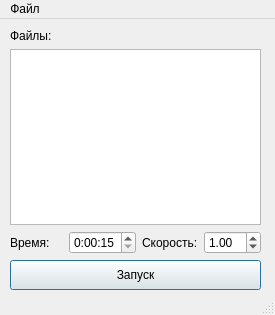
Rast1234/MathMech.Psychology, file mainwindow.ui: the form before one commit.
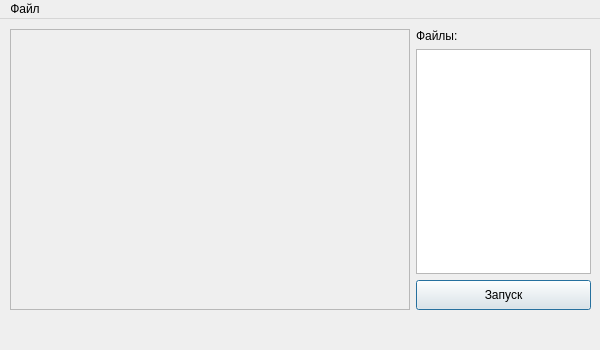
The form after the commit.

Commit message: Design changed: video panel added

What changed in the file:
```diff
--- a/mainwindow.ui
+++ b/mainwindow.ui
@@ -6,10 +6,28 @@
    <rect>
     <x>0</x>
     <y>0</y>
-    <width>275</width>
-    <height>315</height>
+    <width>600</width>
+    <height>350</height>
    </rect>
   </property>
+  <property name="sizePolicy">
+   <sizepolicy hsizetype="Fixed" vsizetype="Fixed">
+    <horstretch>0</horstretch>
+    <verstretch>0</verstretch>
+   </sizepolicy>
+  </property>
+  <property name="minimumSize">
+   <size>
+    <width>600</width>
+    <height>350</height>
+   </size>
+  </property>
+  <property name="maximumSize">
+   <size>
+    <width>600</width>
+    <height>350</height>
+   </size>
+  </property>
   <property name="windowTitle">
    <string>MainWindow</string>
   </property>
@@ -19,93 +37,60 @@
      <rect>
       <x>10</x>
       <y>10</y>
-      <width>251</width>
-      <height>261</height>
+      <width>581</width>
+      <height>281</height>
      </rect>
     </property>
-    <layout class="QVBoxLayout" name="verticalLayout">
+    <layout class="QHBoxLayout" name="main_horizontal">
      <item>
-      <widget class="QLabel" name="label">
-       <property name="text">
-        <string>Файлы:</string>
+      <widget class="QFrame" name="vframe">
+       <property name="sizePolicy">
+        <sizepolicy hsizetype="Preferred" vsizetype="Preferred">
+         <horstretch>0</horstretch>
+         <verstretch>0</verstretch>
+        </sizepolicy>
+       </property>
+       <property name="minimumSize">
+        <size>
+         <width>400</width>
+         <height>150</height>
+        </size>
+       </property>
+       <property name="frameShape">
+        <enum>QFrame::StyledPanel</enum>
+       </property>
+       <property name="frameShadow">
+        <enum>QFrame::Raised</enum>
+       </property>
+       <property name="lineWidth">
+        <number>1</number>
        </property>
       </widget>
      </item>
      <item>
-      <widget class="QListWidget" name="fileList">
-       <property name="styleSheet">
-        <string notr="true">QListWidget::item { 
+      <layout class="QVBoxLayout" name="menu_vertical">
+       <property name="sizeConstraint">
+        <enum>QLayout::SetDefaultConstraint</enum>
+       </property>
+       <item>
+        <widget class="QLabel" name="fileListlabel">
+         <property name="text">
+          <string>Файлы:</string>
+         </property>
+        </widget>
+       </item>
+       <item>
+        <widget class="QListWidget" name="fileList">
+         <property name="styleSheet">
+          <string notr="true">QListWidget::item { 
 	padding-top: 10px;
 }</string>
-       </property>
-      </widget>
-     </item>
-     <item>
-      <layout class="QHBoxLayout" name="horizontalLayout">
-       <item>
-        <widget class="QLabel" name="label_2">
-         <property name="text">
-          <string>Время:</string>
          </property>
         </widget>
        </item>
        <item>
-        <widget class="QTimeEdit" name="timeInput">
-         <property name="specialValueText">
-          <string/>
-         </property>
-         <property name="maximumTime">
-          <time>
-           <hour>0</hour>
-           <minute>10</minute>
-           <second>0</second>
-          </time>
-         </property>
-         <property name="currentSection">
-          <enum>QDateTimeEdit::MinuteSection</enum>
-         </property>
-         <property name="displayFormat">
-          <string>H:mm:ss</string>
-         </property>
-         <property name="currentSectionIndex">
-          <number>1</number>
-         </property>
-         <property name="time">
-          <time>
-           <hour>0</hour>
-           <minute>0</minute>
-           <second>15</second>
-          </time>
-         </property>
-        </widget>
+        <layout class="QHBoxLayout" name="menu_controls"/>
        </item>
-       <item>
-        <widget class="QLabel" name="label_3">
-         <property name="text">
-          <string>Скорость:</string>
-         </property>
-        </widget>
-       </item>
-       <item>
-        <widget class="QDoubleSpinBox" name="speedInput">
-         <property name="minimum">
-          <double>0.000000000000000</double>
-         </property>
-         <property name="maximum">
-          <double>10.000000000000000</double>
-         </property>
-         <property name="singleStep">
-          <double>0.100000000000000</double>
-         </property>
-         <property name="value">
-          <double>1.000000000000000</double>
-         </property>
-        </widget>
-       </item>
-      </layout>
-     </item>
-     <item>
-      <layout class="QHBoxLayout" name="horizontalLayout_2">
        <item>
         <widget class="QPushButton" name="launchButton">
          <property name="sizePolicy">
@@ -147,7 +132,7 @@
     <rect>
      <x>0</x>
      <y>0</y>
-     <width>275</width>
+     <width>600</width>
      <height>20</height>
     </rect>
    </property>
@@ -158,7 +143,6 @@
    </widget>
    <addaction name="menu"/>
   </widget>
-  <widget class="QStatusBar" name="statusbar"/>
  </widget>
  <resources/>
  <connections/>
```
Left out of the diff: 4 changed lines with no effect on the pictures.
